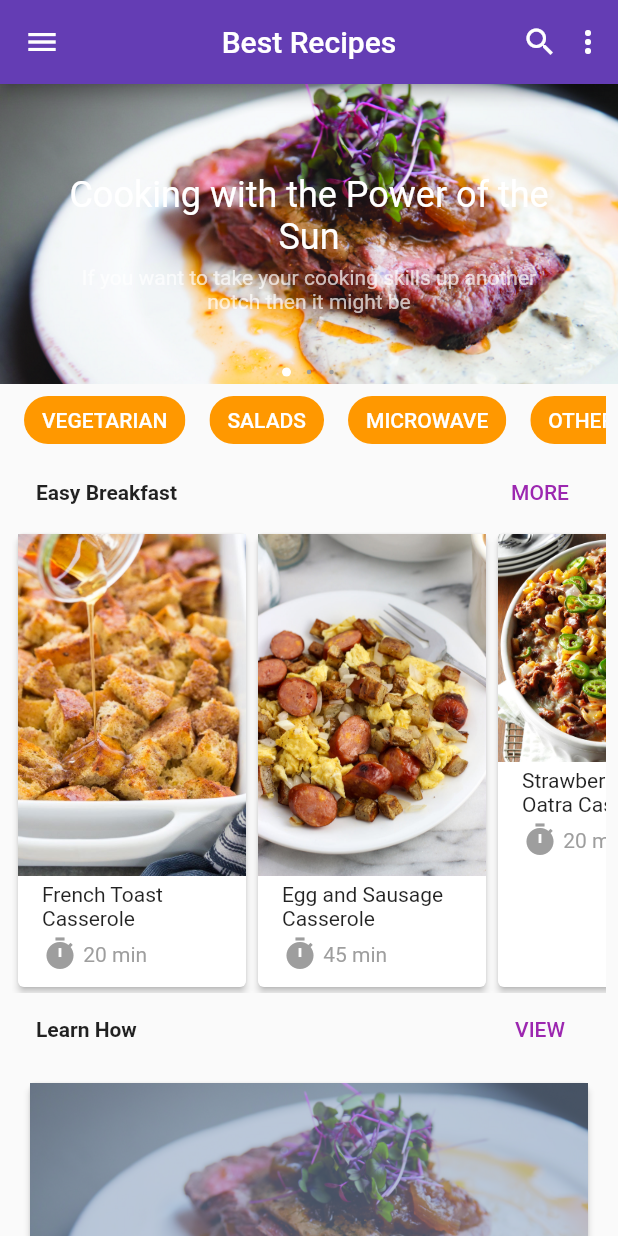
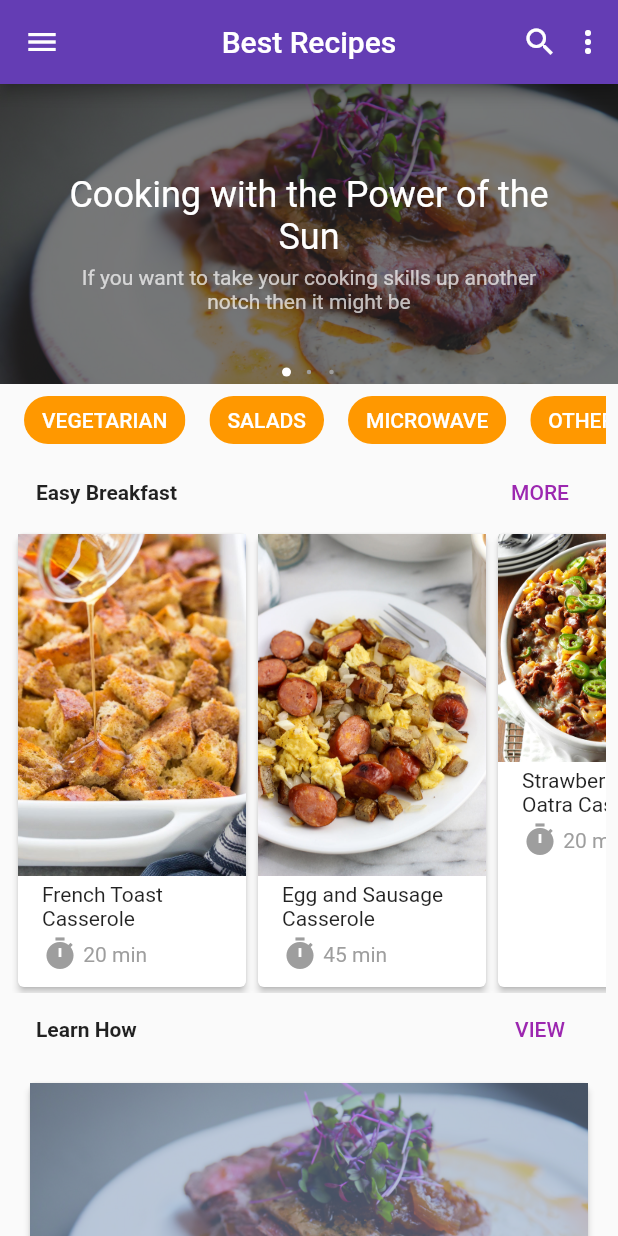
Before and after one commit to Winstheru/Flutter-Best-Recipes, a Flutter app: the screen it shows after launch, on a phone screen of 412 x 824 dp. Run offline on Flutter 3.47's test engine with Material 2 defaults, Android fonts, the phone set to English and light mode, and no system bars; drawn by our look-alikes of carousel_pro; our stand-ins replace font_awesome_flutter.

```diff
--- a/lib/main.dart
+++ b/lib/main.dart
@@ -48,8 +48,8 @@ class _BestRecipesHomeState extends State<BestRecipesHome> {
             UserAccountsDrawerHeader(
               decoration: BoxDecoration(
                   image: DecorationImage(
-                      image: ExactAssetImage("assets/steak.png"),
-                      fit: BoxFit.cover)),
+                      image: ExactAssetImage("assets/flutter-logo.png",),
+                      fit: BoxFit.contain)),
               accountName: Text(
                 "Winston",
                 style: TextStyle(color: Colors.black),
@@ -63,11 +63,11 @@ class _BestRecipesHomeState extends State<BestRecipesHome> {
                     Theme.of(context).platform == TargetPlatform.iOS
                         ? Colors.blue
                         : Colors.white,
-                child: Image.asset("assets/eraser.png"),
+                child: Image.asset("assets/profile-user.png", fit: BoxFit.cover,),
               ),
             ),
             ListTile(
-              title: Text("My Location"),
+              title: Text("My Location",),
               leading: Icon(FontAwesomeIcons.mapMarkerAlt),
               onTap: () {},
             ),
@@ -88,20 +88,36 @@ class _BestRecipesHomeState extends State<BestRecipesHome> {
             child: Stack(
               children: <Widget>[
                 Container(
+                  height: 200,
+                  width: size.width,
+                  color: Colors.black87,
+                ),
+                Container(
                   height: 200.0,
                   width: size.width,
                   child: Carousel(
                     images: [
                       // NetworkImage('https://cdn-images-1.medium.com/max/2000/1*GqdzzfB_BHorv7V2NV7Jgg.jpeg'),
-                      Image.asset('assets/steak.png',
-                          fit: BoxFit.cover,),
-                      Image.asset(
-                        'assets/french toast.jpg',
-                        fit: BoxFit.cover,
+                      Opacity(
+                        opacity: 0.4,
+                        child: Image.asset(
+                          'assets/steak.png',
+                          fit: BoxFit.cover,
+                        ),
                       ),
-                      Image.asset(
-                        'assets/egg sausage.jpg',
-                        fit: BoxFit.cover,
+                      Opacity(
+                        opacity: 0.4,
+                        child: Image.asset(
+                          'assets/french toast.jpg',
+                          fit: BoxFit.cover,
+                        ),
+                      ),
+                      Opacity(
+                        opacity: 0.4,
+                        child: Image.asset(
+                          'assets/egg sausage.jpg',
+                          fit: BoxFit.cover,
+                        ),
                       ),
                       // ExactAssetImage("assets/steak.png"),
                       // ExactAssetImage("assets/french toast.jpg"),
@@ -249,7 +265,8 @@ class _BestRecipesHomeState extends State<BestRecipesHome> {
                         Row(
                           children: <Widget>[
                             Padding(
-                              padding: const EdgeInsets.only(left: 8.0, top: 8.0),
+                              padding:
+                                  const EdgeInsets.only(left: 8.0, top: 8.0),
                               child: Text(
                                 "Laura's Quick Slow Cooker Turkey Chili",
                                 style: TextStyle(fontSize: 16),
@@ -296,7 +313,6 @@ class _BestRecipesHomeState extends State<BestRecipesHome> {
                       Stack(
                         children: <Widget>[
                           AlbumCard(),
-
                         ],
                       ),
                       Stack(
```
Also changed, not shown: assets/flutter-logo.png (added), assets/profile-user.png (added), pubspec.lock, 1 other file.
